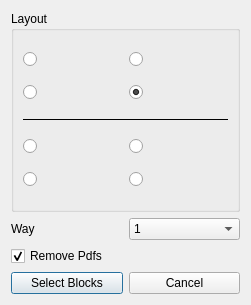
ebrahimraeyat/civilTools, file widgets/import_export/export_dwg_to_pdf.ui: the form before one commit.
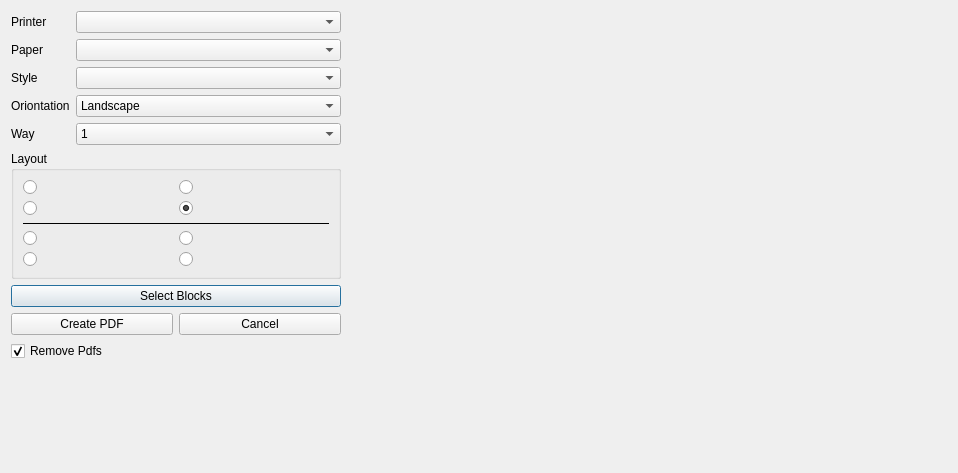
The form after the commit. Icons and pictures are not drawn.

Commit message: Set options for dwg to pdf plot

Diff of the .ui file:
```diff
--- a/widgets/import_export/export_dwg_to_pdf.ui
+++ b/widgets/import_export/export_dwg_to_pdf.ui
@@ -6,8 +6,8 @@
    <rect>
     <x>0</x>
     <y>0</y>
-    <width>251</width>
-    <height>305</height>
+    <width>958</width>
+    <height>473</height>
    </rect>
   </property>
   <property name="windowTitle">
@@ -17,7 +17,91 @@
    <iconset resource="../../civiltools.qrc">
     <normaloff>:/import_export/images/dwg_to_pdf.svg</normaloff>:/import_export/images/dwg_to_pdf.svg</iconset>
   </property>
+  <layout class="QHBoxLayout" name="horizontalLayout">
+   <item>
   <layout class="QVBoxLayout" name="verticalLayout">
+     <property name="sizeConstraint">
+      <enum>QLayout::SetDefaultConstraint</enum>
+     </property>
+     <item>
+      <layout class="QFormLayout" name="formLayout">
+       <item row="0" column="0">
+        <widget class="QLabel" name="label_2">
+         <property name="text">
+          <string>Printer</string>
+         </property>
+        </widget>
+       </item>
+       <item row="0" column="1">
+        <widget class="QComboBox" name="printers"/>
+       </item>
+       <item row="5" column="0">
+        <widget class="QLabel" name="label">
+         <property name="text">
+          <string>Way</string>
+         </property>
+        </widget>
+       </item>
+       <item row="5" column="1">
+        <widget class="QComboBox" name="way_combobox">
+         <property name="currentText">
+          <string>1</string>
+         </property>
+         <item>
+          <property name="text">
+           <string>1</string>
+          </property>
+         </item>
+         <item>
+          <property name="text">
+           <string>2</string>
+          </property>
+         </item>
+        </widget>
+       </item>
+       <item row="2" column="0">
+        <widget class="QLabel" name="label_4">
+         <property name="text">
+          <string>Paper</string>
+         </property>
+        </widget>
+       </item>
+       <item row="2" column="1">
+        <widget class="QComboBox" name="paper_size_combobox"/>
+       </item>
+       <item row="3" column="0">
+        <widget class="QLabel" name="label_3">
+         <property name="text">
+          <string>Style</string>
+         </property>
+        </widget>
+       </item>
+       <item row="3" column="1">
+        <widget class="QComboBox" name="plot_style"/>
+       </item>
+       <item row="4" column="0">
+        <widget class="QLabel" name="label_5">
+         <property name="text">
+          <string>Oriontation</string>
+         </property>
+        </widget>
+       </item>
+       <item row="4" column="1">
+        <widget class="QComboBox" name="orientation_combobox">
+         <item>
+          <property name="text">
+           <string>Landscape</string>
+          </property>
+         </item>
+         <item>
+          <property name="text">
+           <string>Portrait</string>
+          </property>
+         </item>
+        </widget>
+       </item>
+      </layout>
+     </item>
    <item>
     <widget class="QGroupBox" name="layout_groupbox">
      <property name="title">
@@ -177,46 +261,6 @@
     </widget>
    </item>
    <item>
-    <layout class="QHBoxLayout" name="horizontalLayout">
-     <item>
-      <widget class="QLabel" name="label">
-       <property name="text">
-        <string>Way</string>
-       </property>
-      </widget>
-     </item>
-     <item>
-      <widget class="QComboBox" name="way_combobox">
-       <property name="currentText">
-        <string>2</string>
-       </property>
-       <item>
-        <property name="text">
-         <string>1</string>
-        </property>
-       </item>
-       <item>
-        <property name="text">
-         <string>2</string>
-        </property>
-       </item>
-      </widget>
-     </item>
-    </layout>
-   </item>
-   <item>
-    <widget class="QCheckBox" name="remove_pdf_checkbox">
-     <property name="text">
-      <string>Remove Pdfs</string>
-     </property>
-     <property name="checked">
-      <bool>true</bool>
-     </property>
-    </widget>
-   </item>
-   <item>
-    <layout class="QHBoxLayout" name="horizontalLayout_3">
-     <item>
       <widget class="QPushButton" name="select_blocks_button">
        <property name="text">
         <string>Select Blocks</string>
@@ -234,6 +278,25 @@
       </widget>
      </item>
      <item>
+      <layout class="QHBoxLayout" name="horizontalLayout_3">
+       <item>
+        <widget class="QPushButton" name="export_button">
+         <property name="text">
+          <string>Create PDF</string>
+         </property>
+         <property name="icon">
+          <iconset resource="../../civiltools.qrc">
+           <normaloff>:/import_export/images/import_export/PDF_file_icon.svg</normaloff>:/import_export/images/import_export/PDF_file_icon.svg</iconset>
+         </property>
+         <property name="iconSize">
+          <size>
+           <width>40</width>
+           <height>40</height>
+          </size>
+         </property>
+        </widget>
+       </item>
+       <item>
       <widget class="QPushButton" name="cancel_pushbutton">
        <property name="text">
         <string>Cancel</string>
@@ -251,6 +314,44 @@
       </widget>
      </item>
     </layout>
+     </item>
+     <item>
+      <widget class="QCheckBox" name="remove_pdf_checkbox">
+       <property name="text">
+        <string>Remove Pdfs</string>
+       </property>
+       <property name="checked">
+        <bool>true</bool>
+       </property>
+      </widget>
+     </item>
+     <item>
+      <spacer name="verticalSpacer">
+       <property name="orientation">
+        <enum>Qt::Vertical</enum>
+       </property>
+       <property name="sizeHint" stdset="0">
+        <size>
+         <width>20</width>
+         <height>40</height>
+        </size>
+       </property>
+      </spacer>
+     </item>
+    </layout>
+   </item>
+   <item>
+    <widget class="QLabel" name="preview_label">
+     <property name="minimumSize">
+      <size>
+       <width>600</width>
+       <height>300</height>
+      </size>
+     </property>
+     <property name="text">
+      <string/>
+     </property>
+    </widget>
    </item>
   </layout>
  </widget>
```
Left out of the diff: 2 changed lines with no effect on the pictures. Lines whose indentation alone changed are shown as unchanged. The commit also changes 7 other files.
